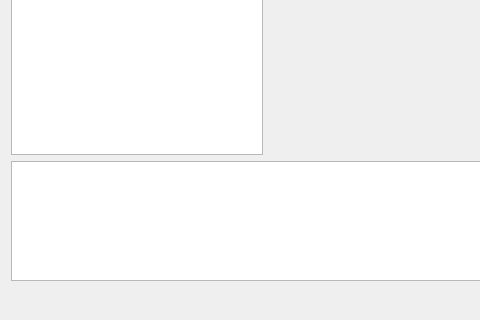
Old version of the form src/duckstation-qt/settingsdialog.ui in the repository kofxi3584karlayang/duckstation; both pictures show x 0 to 480 and y 330 to 650 of the 780 by 650 pixel window.
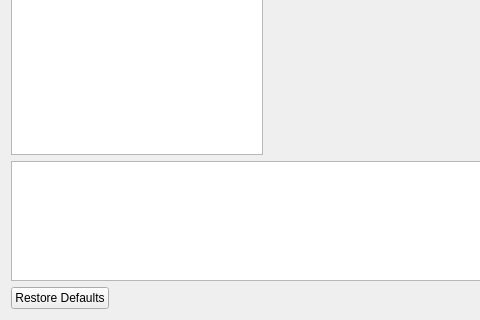
New version of the form. Icons and pictures are not drawn.

Commit message: Qt: Add option to reset to defaults

Diff of the .ui file:
```diff
--- a/src/duckstation-qt/settingsdialog.ui
+++ b/src/duckstation-qt/settingsdialog.ui
@@ -217,6 +217,13 @@
    </item>
    <item row="2" column="0" colspan="2">
     <layout class="QHBoxLayout" name="horizontalLayout_2">
+     <item>
+      <widget class="QPushButton" name="restoreDefaultsButton">
+       <property name="text">
+        <string>Restore Defaults</string>
+       </property>
+      </widget>
+     </item>
      <item>
       <spacer name="horizontalSpacer">
        <property name="orientation">
```
The commit also changes 8 other files.
